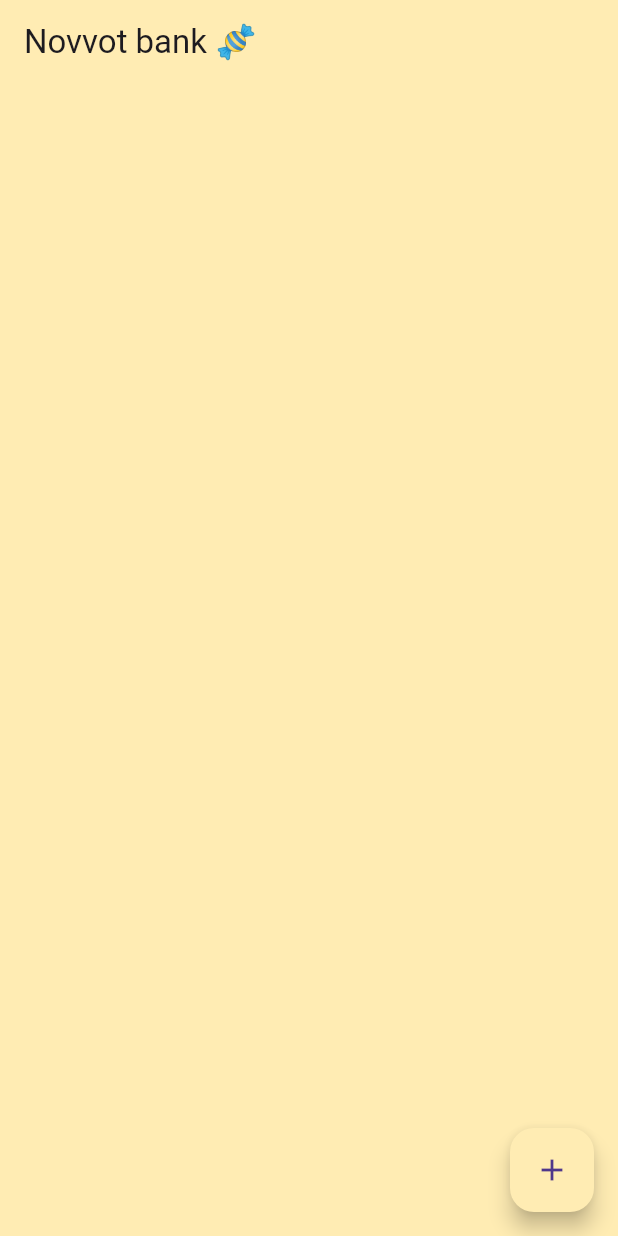
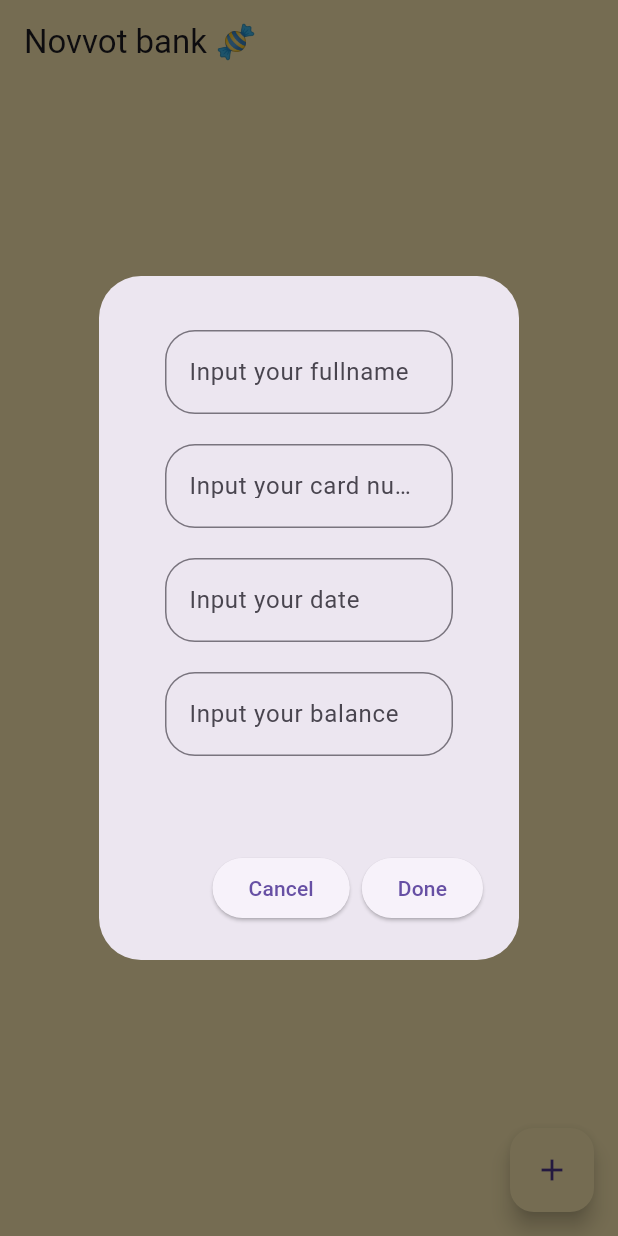
Before and after one commit to Jamshidmirzo/online_banking, a Flutter app: the MyCardScreen screen opened directly, after a tap on the "add" icon, on a phone screen of 412 x 824 dp. Run offline on Flutter 3.47's test engine with Material 3 defaults, Android fonts, the light colour scheme and no system bars; our stand-ins replace bloc, cloud_firestore, equatable, firebase_auth, firebase_core, flutter_bloc; accounts and stored records are empty; network calls fail.

Commit message:
add card

```diff
--- /dev/null
+++ b/lib/blocs/card/card_bloc.dart
@@ -0,0 +1,55 @@
+import 'package:bloc/bloc.dart';
+import 'package:cloud_firestore/cloud_firestore.dart';
+import 'package:online_banking/blocs/card/card_event.dart';
+import 'package:online_banking/blocs/card/card_state.dart';
+import 'package:online_banking/data/models/card.dart';
+
+class CardBloc extends Bloc<CardEvent, CardState> {
+  final FirebaseFirestore _firestore = FirebaseFirestore.instance;
+  List<Card> _cards = [];
+
+  CardBloc() : super(CardInitial()) {
+    on<AddCard>(_onAddCard);
+    on<LoadCards>(_onLoadCards);
+  }
+
+  Future<void> _onAddCard(AddCard event, Emitter<CardState> emit) async {
+    emit(CardLoading());
+    try {
+      await _firestore.collection('cards').add({
+        'id': event.id,
+        'fullname': event.fullname,
+        'expireDate': event.expireDate,
+        'number': event.number,
+        'balance': event.balance,
+      });
+      add(LoadCards());
+    } catch (e) {
+      emit(
+        CardError(
+          error: e.toString(),
+        ),
+      );
+    }
+  }
+
+  Future<void> _onLoadCards(LoadCards event, Emitter<CardState> emit) async {
+    emit(CardLoading());
+    try {
+      final querySnapshot = await _firestore.collection('cards').get();
+      _cards = querySnapshot.docs.map((doc) {
+        final data = doc.data();
+        return Card(
+          id: doc.id, // Use Firestore document ID
+          fullname: data['fullname'],
+          expireDate: data['expireDate'],
+          number: data['number'], // Updated to String
+          balance: data['balance'],
+        );
+      }).toList();
+      emit(CardLoaded(cards: _cards));
+    } catch (e) {
+      emit(CardError(error: e.toString()));
+    }
+  }
+}
--- /dev/null
+++ b/lib/blocs/card/card_event.dart
@@ -0,0 +1,29 @@
+import 'package:equatable/equatable.dart';
+
+abstract class CardEvent extends Equatable {
+  const CardEvent();
+
+  @override
+  List<Object> get props => [];
+}
+
+class AddCard extends CardEvent {
+  final String id;
+  final String fullname;
+  final int expireDate;
+  final String number;
+  final int balance;
+
+  const AddCard({
+    required this.id,
+    required this.fullname,
+    required this.expireDate,
+    required this.number,
+    required this.balance,
+  });
+
+  @override
+  List<Object> get props => [id, fullname, expireDate, number, balance];
+}
+
+class LoadCards extends CardEvent {}
--- /dev/null
+++ b/lib/blocs/card/card_state.dart
@@ -0,0 +1,31 @@
+import 'package:equatable/equatable.dart';
+import 'package:online_banking/data/models/card.dart';
+
+abstract class CardState extends Equatable {
+  const CardState();
+
+  @override
+  List<Object> get props => [];
+}
+
+class CardInitial extends CardState {}
+
+class CardLoading extends CardState {}
+
+class CardLoaded extends CardState {
+  final List<Card> cards;
+
+  const CardLoaded({required this.cards});
+
+  @override
+  List<Object> get props => [cards];
+}
+
+class CardError extends CardState {
+  final String error;
+
+  const CardError({required this.error});
+
+  @override
+  List<Object> get props => [error];
+}
--- a/lib/data/models/card.dart
+++ b/lib/data/models/card.dart
@@ -1,10 +1,13 @@
 // ignore_for_file: public_member_api_docs, sort_constructors_first
+
 class Card {
   String id;
   String fullname;
   int expireDate;
+  String number;
   int balance;
   Card({
+    required this.number,
     required this.id,
     required this.fullname,
     required this.expireDate,
--- a/lib/main.dart
+++ b/lib/main.dart
@@ -4,6 +4,7 @@ import 'package:flutter/material.dart';
 import 'package:flutter_bloc/flutter_bloc.dart';
 import 'package:online_banking/blocs/auth/auth_bloc.dart';
 import 'package:online_banking/blocs/auth/auth_event.dart';
+import 'package:online_banking/blocs/card/card_bloc.dart';
 import 'package:online_banking/ui/auth_page.dart';
 
 void main(List<String> args) async {
@@ -22,7 +23,10 @@ class MyApp extends StatelessWidget {
         BlocProvider(
           create: (context) =>
               AuthBloc(firebaseAuth: FirebaseAuth.instance)..add(AppStarted()),
-        )
+        ),
+        BlocProvider(
+          create: (context) => CardBloc(),
+        ),
       ],
       child: MaterialApp(
         theme: ThemeData(
--- a/lib/ui/my_card_screen.dart
+++ b/lib/ui/my_card_screen.dart
@@ -1,25 +1,169 @@
 import 'package:flutter/material.dart';
+import 'package:flutter_bloc/flutter_bloc.dart';
+import 'package:online_banking/blocs/card/card_bloc.dart';
+import 'package:online_banking/blocs/card/card_event.dart';
+import 'package:online_banking/blocs/card/card_state.dart';
 
-class MyCardScreen extends StatefulWidget {
-  const MyCardScreen({super.key});
+class MyCardScreen extends StatelessWidget {
+  MyCardScreen({super.key});
 
-  @override
-  State<MyCardScreen> createState() => _MyCardScreenState();
-}
+  final fullnameController = TextEditingController();
+  final dateController = TextEditingController();
+  final balanceController = TextEditingController();
+  final numberController = TextEditingController();
+  final _formKey = GlobalKey<FormState>();
 
-class _MyCardScreenState extends State<MyCardScreen> {
+  void submit(BuildContext context) {
+    if (_formKey.currentState!.validate()) {
+      _formKey.currentState!.save();
+      BlocProvider.of<CardBloc>(context).add(AddCard(
+        id: '', // Generate a unique ID if necessary
+        fullname: fullnameController.text,
+        expireDate: int.parse(dateController.text),
+        number: numberController.text, // Updated to String
+        balance: int.parse(balanceController.text),
+      ));
+      Navigator.pop(context);
+    }
+  }
+
+  void openDialog(BuildContext context) {
+    showDialog(
+      context: context,
+      builder: (context) {
+        return AlertDialog(
+          actions: [
+            ElevatedButton(
+              onPressed: () {
+                Navigator.pop(context);
+              },
+              child: Text("Cancel"),
+            ),
+            ElevatedButton(
+              onPressed: () => submit(context),
+              child: Text("Done"),
+            ),
+          ],
+          content: Form(
+            key: _formKey,
+            child: Padding(
+              padding: const EdgeInsets.all(20.0),
+              child: Column(
+                mainAxisSize: MainAxisSize.min,
+                children: [
+                  TextFormField(
+                    controller: fullnameController,
+                    validator: (value) {
+                      if (value == null || value.isEmpty) {
+                        return 'Input your name please';
+                      }
+                      return null;
+                    },
+                    decoration: InputDecoration(
+                      labelText: 'Input your fullname',
+                      border: OutlineInputBorder(
+                        borderRadius: BorderRadius.circular(20),
+                      ),
+                    ),
+                  ),
+                  SizedBox(height: 20),
+                  TextFormField(
+                    controller: numberController,
+                    validator: (value) {
+                      if (value == null || value.isEmpty) {
+                        return 'Input your card number please';
+                      }
+                      if (value.length < 16) {
+                        return 'Please enter at least 16 characters';
+                      }
+                      return null;
+                    },
+                    decoration: InputDecoration(
+                      labelText: 'Input your card number',
+                      border: OutlineInputBorder(
+                        borderRadius: BorderRadius.circular(20),
+                      ),
+                    ),
+                  ),
+                  SizedBox(height: 20),
+                  TextFormField(
+                    controller: dateController,
+                    validator: (value) {
+                      if (value == null || value.isEmpty) {
+                        return 'Input your date please';
+                      }
+                      return null;
+                    },
+                    decoration: InputDecoration(
+                      labelText: 'Input your date',
+                      border: OutlineInputBorder(
+                        borderRadius: BorderRadius.circular(20),
+                      ),
+                    ),
+                  ),
+                  SizedBox(height: 20),
+                  TextFormField(
+                    controller: balanceController,
+                    validator: (value) {
+                      if (value == null || value.isEmpty) {
+                        return 'Input your balance please';
+                      }
+                      return null;
+                    },
+                    decoration: InputDecoration(
+                      labelText: 'Input your balance',
+                      border: OutlineInputBorder(
+                        borderRadius: BorderRadius.circular(20),
+                      ),
+                    ),
+                  ),
+                  SizedBox(height: 20),
+                ],
+              ),
+            ),
+          ),
+        );
+      },
+    );
+  }
+
   @override
   Widget build(BuildContext context) {
     return Scaffold(
       floatingActionButton: FloatingActionButton(
         backgroundColor: Colors.amber.shade100,
-        onPressed: () {},
+        onPressed: () => openDialog(context),
         child: const Icon(Icons.add),
       ),
       appBar: AppBar(
         backgroundColor: Colors.amber.shade100,
         title: const Text("Novvot bank 🍬"),
       ),
+      body: BlocBuilder<CardBloc, CardState>(
+        builder: (context, state) {
+          if (state is CardLoading) {
+            return Center(child: CircularProgressIndicator());
+          } else if (state is CardLoaded) {
+            return ListView.builder(
+              itemCount: state.cards.length,
+              itemBuilder: (context, index) {
+                final card = state.cards[index];
+                return Card(
+                  child: ListTile(
+                    title: Text(card.fullname),
+                    subtitle: Text(
+                        'Number: ${card.number} | Balance: ${card.balance}'),
+                  ),
+                );
+              },
+            );
+          } else if (state is CardError) {
+            return Center(child: Text('Error: ${state.error}'));
+          } else {
+            return const Center(child: Text('No cards available.'));
+          }
+        },
+      ),
     );
   }
 }
```
